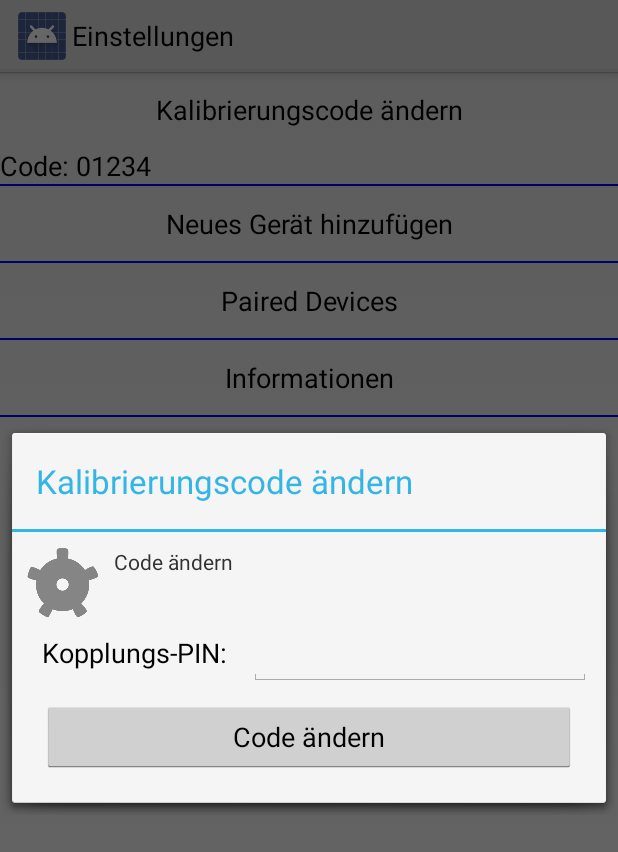
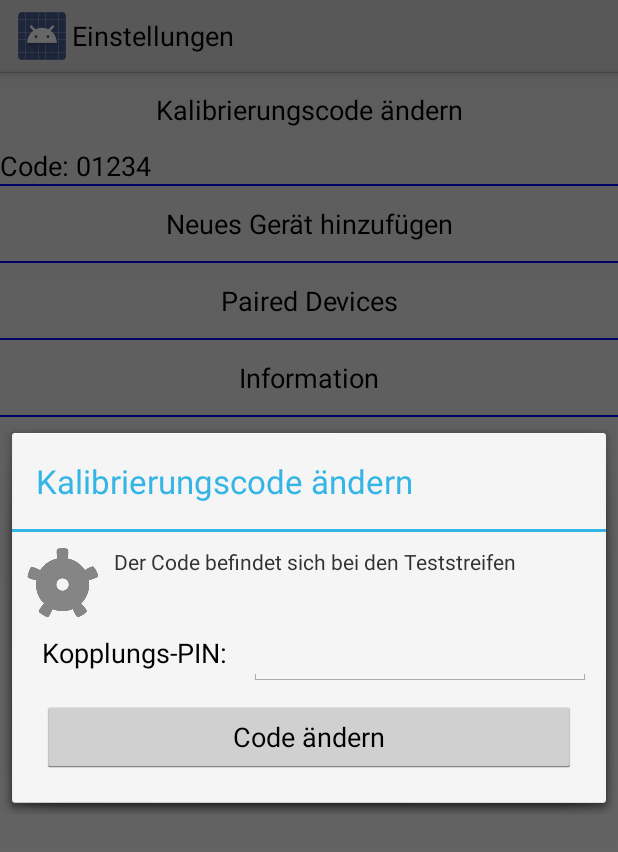
Before and after one commit to Towa0003/WamomuProject, an Android app: the fragment SettingsFragment shown on its own in the app's theme, after a tap on "Kalibrierungscode ändern", on a phone screen of 412 x 824 dp. Shown: the top 852 px of the screen. Run offline under Robolectric (Android 15) with nearby library versions, the phone set to English and light mode, and no system bars.

Commit message:
Trololol Strings unbenannt

```diff
--- a/Wamomu/src/main/java/fh/kl/wamomu/dialogs/dialog_information.java
+++ b/Wamomu/src/main/java/fh/kl/wamomu/dialogs/dialog_information.java
@@ -22,7 +22,7 @@ public class dialog_information extends Dialog {
 
         setTitle("Informationen");
          t = (TextView) findViewById(R.id.dia_text);
-        t.setText("Der Kalibrierungs-Pin befindet sich auf den Teststreifen. \n " +
+        t.setText("Der Kalibrierungs-Pin befindet sich auf den Teststreifen. \n  " +
                 "Diese App wurde als Studienprojekt von Tobias Walter, Maximilian Mock, Christian Murlowski erstellt. " );
 
        image = (ImageView) findViewById(R.id.iv_infoimage);
--- a/Wamomu/src/main/res/layout/dialog_change_code.xml
+++ b/Wamomu/src/main/res/layout/dialog_change_code.xml
@@ -22,7 +22,7 @@
             android:id="@+id/tv_codetitel"
             android:layout_width="wrap_content"
             android:layout_height="fill_parent"
-            android:text="Code ändern"
+            android:text="Der Code befindet sich bei den Teststreifen"
              />
 
     </LinearLayout>
--- a/Wamomu/src/main/res/layout/register.xml
+++ b/Wamomu/src/main/res/layout/register.xml
@@ -150,7 +150,7 @@
                     android:layout_weight="1"
                     android:filterTouchesWhenObscured="true"
                     android:maxLines="2"
-                    android:text="Login" />
+                    android:text="Login " />
 
                 <LinearLayout
                     android:id="@+id/ll_rightSpacer_register"
--- a/Wamomu/src/main/res/layout/settings.xml
+++ b/Wamomu/src/main/res/layout/settings.xml
@@ -102,7 +102,7 @@
             android:layout_width="fill_parent"
             android:layout_height="wrap_content"
             android:textAppearance="?android:attr/textAppearanceMedium"
-            android:text="Informationen"
+            android:text="Information"
             android:id="@+id/tv_info"
             android:layout_alignParentTop="true"
             android:layout_alignParentLeft="true"
```
Also changed, not shown: Wamomu/src/main/res/layout/dialog_add_geraet.xml (+1 -8 lines), gradle/wrapper/gradle-wrapper.properties, 1 other file.
